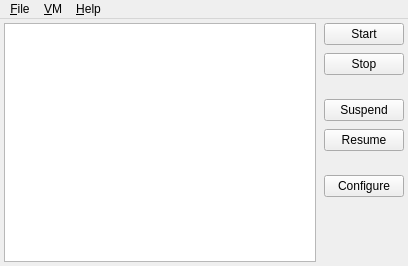
Qt form src.qt/hadesvm-gui/MainWindow.ui (akapustiatyahoocouk/hadesvm) before a commit.
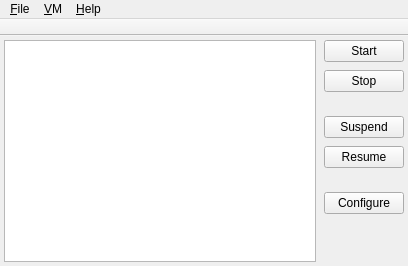
The same form after that commit. Icons and pictures are not drawn.

The edit to the form file:
```diff
--- a/src.qt/hadesvm-gui/MainWindow.ui
+++ b/src.qt/hadesvm-gui/MainWindow.ui
@@ -19,9 +19,11 @@
   <property name="windowTitle">
    <string>HADES VM</string>
   </property>
-  <property name="windowIcon">
-   <iconset resource="Resources.qrc">
-    <normaloff>:/hadesvm/gui/images/objects/ComputerLarge.png</normaloff>:/hadesvm/gui/images/objects/ComputerLarge.png</iconset>
+  <property name="iconSize">
+   <size>
+    <width>16</width>
+    <height>16</height>
+   </size>
   </property>
   <widget class="QWidget" name="centralwidget">
    <layout class="QGridLayout" name="gridLayout">
@@ -168,6 +170,23 @@
    <addaction name="menuVm"/>
    <addaction name="menuHelp"/>
   </widget>
+  <widget class="QToolBar" name="toolBar">
+   <property name="windowTitle">
+    <string>toolBar</string>
+   </property>
+   <property name="movable">
+    <bool>false</bool>
+   </property>
+   <property name="floatable">
+    <bool>false</bool>
+   </property>
+   <attribute name="toolBarArea">
+    <enum>TopToolBarArea</enum>
+   </attribute>
+   <attribute name="toolBarBreak">
+    <bool>false</bool>
+   </attribute>
+  </widget>
   <action name="actionExit">
    <property name="text">
     <string>E&amp;xit</string>
```
Left out of the diff: 88 changed lines with no effect on the pictures.
